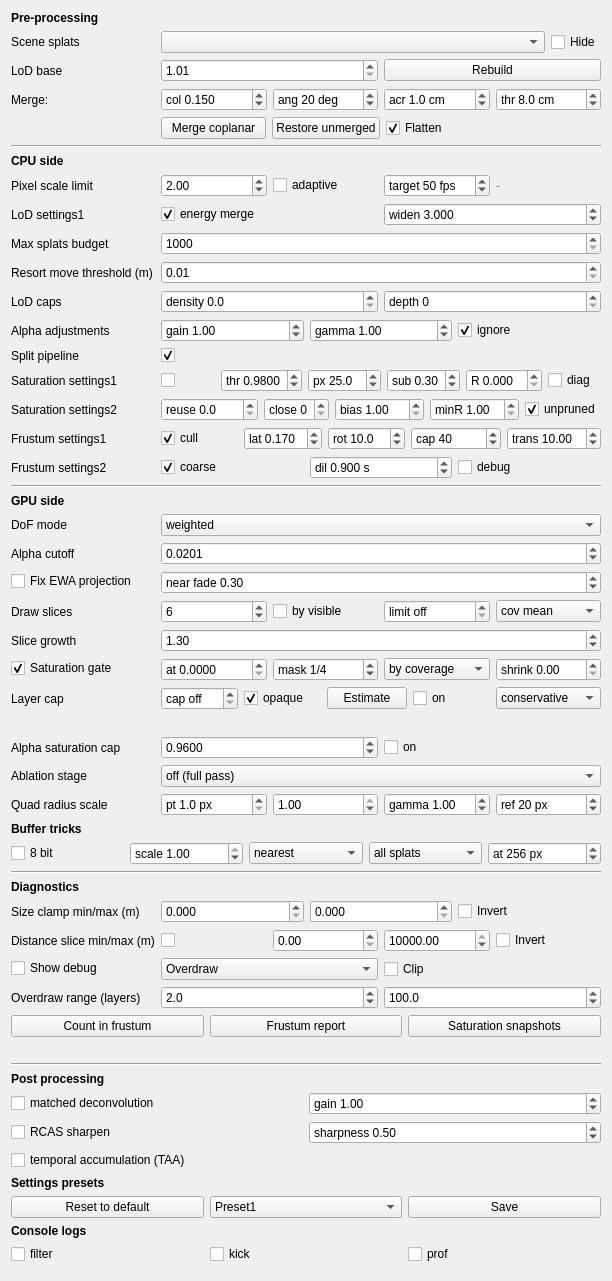
Above: gui_client/GaussianSplatSettingsWidget.ui from russiaman/substrata_robo before the change. Below: the same form after it.
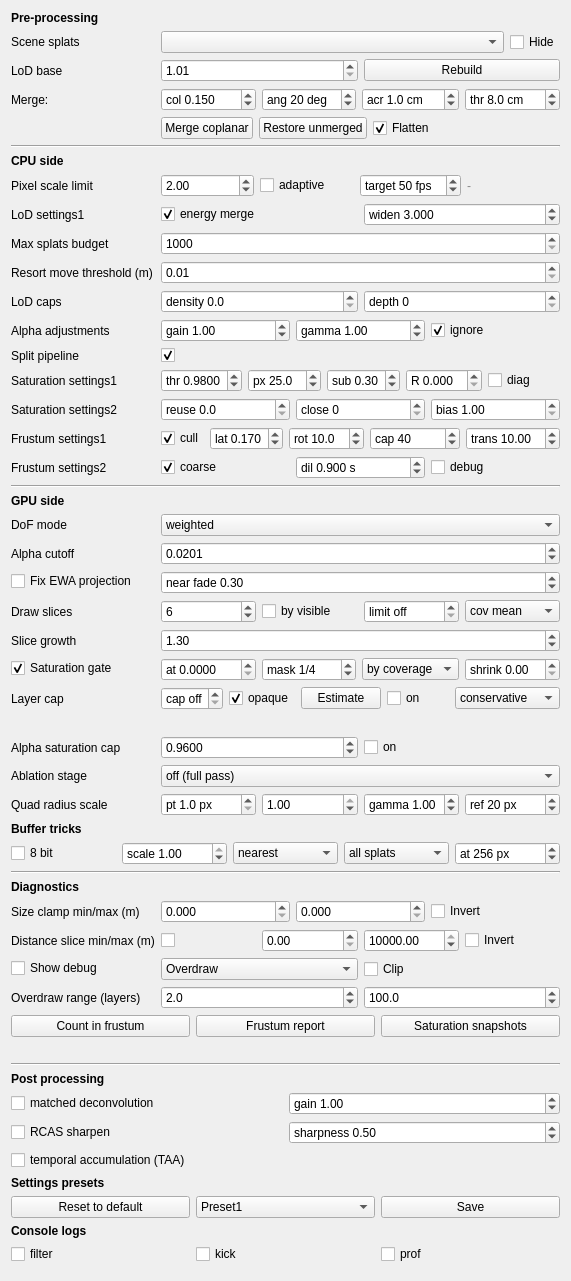
That is the form after the change.

Commit message:
UI: drop the prune's controls
The saturation filter checkbox, minR and "unpruned" go with the prune
itself (see the glare-core commit); the bias ceiling in Saturation
settings2 is what drives the stage now. "Count in frustum" loses its
saturation column, which would only repeat the LoD frontier figure.

```diff
--- a/gui_client/GaussianSplatSettingsWidget.ui
+++ b/gui_client/GaussianSplatSettingsWidget.ui
@@ -679,19 +679,6 @@
       <property name="bottomMargin">
        <number>0</number>
       </property>
-      <item>
-       <widget class="QCheckBox" name="saturationFilterCheckBox">
-        <property name="text">
-         <string></string>
-        </property>
-        <property name="toolTip">
-         <string>See this row's own tooltip.</string>
-        </property>
-        <property name="checked">
-         <bool>false</bool>
-        </property>
-       </widget>
-      </item>
       <item>
        <widget class="QDoubleSpinBox" name="satPrefilterThresholdDoubleSpinBox">
         <property name="prefix">
@@ -902,44 +889,6 @@
         </property>
        </widget>
       </item>
-      <item>
-       <widget class="QDoubleSpinBox" name="satMinRatioDoubleSpinBox">
-        <property name="prefix">
-         <string>minR </string>
-        </property>
-        <property name="toolTip">
-         <string>SESSION085, TEMPORARY - not a feature, will be removed. Built to test one hypothesis cheaply; it answered it, and the answer is that it cannot be the solution. Kept only so a later comparison can quote what a naive hard margin costs for the same visual outcome.&#10;&#10;A node is dropped only if it sits at least this many TIMES further than the barrier, not merely past it. 1 = off, the pre-session085 behaviour bit-for-bit.&#10;&#10;The hypothesis was that holes on a moving camera are the BOUNDARY population: the barrier is anchored, so moving the viewpoint perturbs the nodes nearest it and few others. Measured, walking until holes stopped being visible: interior minR 1-&gt;2 took dropped 77.1%-&gt;64.3% and the drawn pool 2.64M-&gt;4.10M (+55%), holes gone; forest minR 1-&gt;3 took dropped 19.4%-&gt;0.1%, holes gone.&#10;&#10;The hypothesis held and the knob still fails. The interior has a real working point. The forest does not - at the margin where its holes vanish the stage has simply STOPPED PRUNING (0.1% dropped), so &quot;no holes&quot; there is not a fix, it is the mechanism switched off, and there is nothing in between because in an open view almost every drop is a boundary drop. So this is a switch rather than a dial, and where it switches is decided by the content - per-scene tuning by definition, which this project does not do.&#10;&#10;Watch the denominators: 16.6% of the DROPS is +55% of the POOL, and the pool is what the GPU pays for. Applies live (the setter clears the apply throttle); [gsr-sat-apply] echoes the value as minR=.</string>
-        </property>
-        <property name="decimals">
-         <number>2</number>
-        </property>
-        <property name="minimum">
-         <double>1.000000000000000</double>
-        </property>
-        <property name="maximum">
-         <double>20.000000000000000</double>
-        </property>
-        <property name="singleStep">
-         <double>0.250000000000000</double>
-        </property>
-        <property name="value">
-         <double>1.000000000000000</double>
-        </property>
-       </widget>
-      </item>
-      <item>
-       <widget class="QCheckBox" name="drawUnprunedFrontierCheckBox">
-        <property name="text">
-         <string>unpruned</string>
-        </property>
-        <property name="toolTip">
-         <string>SESSION081. Whether a traversal's UNPRUNED frontier is drawn while its saturation prune is still being computed.&#10;&#10;On (the session076 behaviour, and the default): a new viewpoint reaches the screen at traversal latency (~170ms) instead of traversal + saturation (~570ms), and the prune arrives afterwards as a refinement. The cost is that the ~13.2M-node unpruned set is what gets DRAWN for the saturation phase's whole duration - and a moving camera re-kicks faster than that phase completes, so much of any walk is spent drawing the unpruned figure rather than the pruned ~2.8M. That is the periodic load spike.&#10;&#10;Off: the previous PRUNED frontier keeps drawing until this traversal's own pruned result lands. Draw load stays flat at the pruned figure; the picture's LoD selection is one traversal older while it waits.&#10;&#10;What makes turning this off safe is "R" (sat_region_radius), and only it: holding the previous prune while the camera moves is exactly the stale-prune hole this split was built to avoid, UNLESS the barrier is valid over a ball of radius R around its anchor. The honest limit is that R only buys R metres of travel - move further than that before the new prune lands and holes are possible again. Flip it while walking: it changes only which result is drawn, never what a traversal produces, so no reload and no cache drop.</string>
-        </property>
-        <property name="checked">
-         <bool>true</bool>
-        </property>
-       </widget>
-      </item>
      </layout>
     </widget>
    </item>
```
The commit also changes 2 other files.
